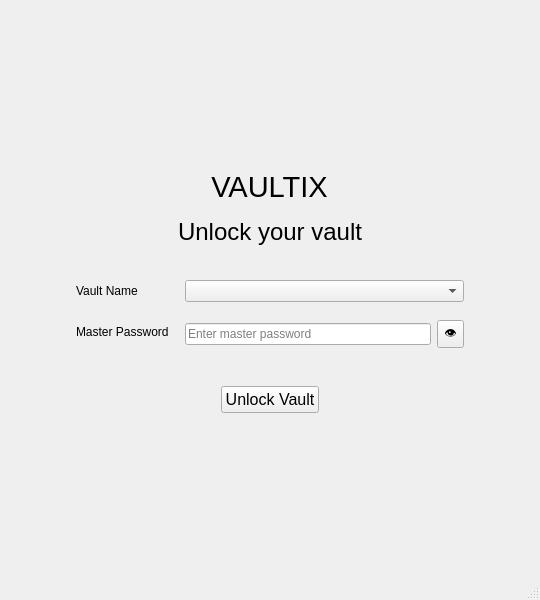
Haakim19/vaultix, file ui/login.ui: the form before one commit.
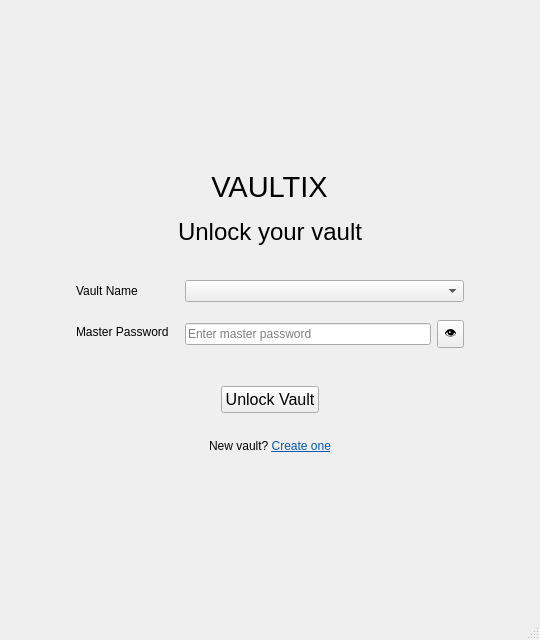
The form after the commit.

Commit message: window change link button added to login, create_vault ui files

```diff
--- a/ui/login.ui
+++ b/ui/login.ui
@@ -7,7 +7,7 @@
     <x>0</x>
     <y>0</y>
     <width>540</width>
-    <height>600</height>
+    <height>640</height>
    </rect>
   </property>
   <property name="windowTitle">
@@ -219,6 +219,35 @@
          </property>
         </widget>
        </item>
+       <item>
+        <spacer name="linkSpacer">
+         <property name="orientation">
+          <enum>Qt::Orientation::Vertical</enum>
+         </property>
+         <property name="sizeHint" stdset="0">
+          <size>
+           <width>20</width>
+           <height>12</height>
+          </size>
+         </property>
+        </spacer>
+       </item>
+       <item alignment="Qt::AlignmentFlag::AlignHCenter">
+        <widget class="QLabel" name="switchToCreateLabel">
+         <property name="text">
+          <string>&lt;html&gt;&lt;head/&gt;&lt;body&gt;&lt;p&gt;New vault? &lt;a href=&quot;create&quot;&gt;&lt;span style=&quot; text-decoration: underline; color:#0057ae;&quot;&gt;Create one&lt;/span&gt;&lt;/a&gt;&lt;/p&gt;&lt;/body&gt;&lt;/html&gt;</string>
+         </property>
+         <property name="textFormat">
+          <enum>Qt::TextFormat::RichText</enum>
+         </property>
+         <property name="alignment">
+          <set>Qt::AlignmentFlag::AlignCenter</set>
+         </property>
+         <property name="textInteractionFlags">
+          <set>Qt::TextInteractionFlag::LinksAccessibleByMouse</set>
+         </property>
+        </widget>
+       </item>
       </layout>
      </widget>
     </item>
```
The commit also changes 1 other file.
